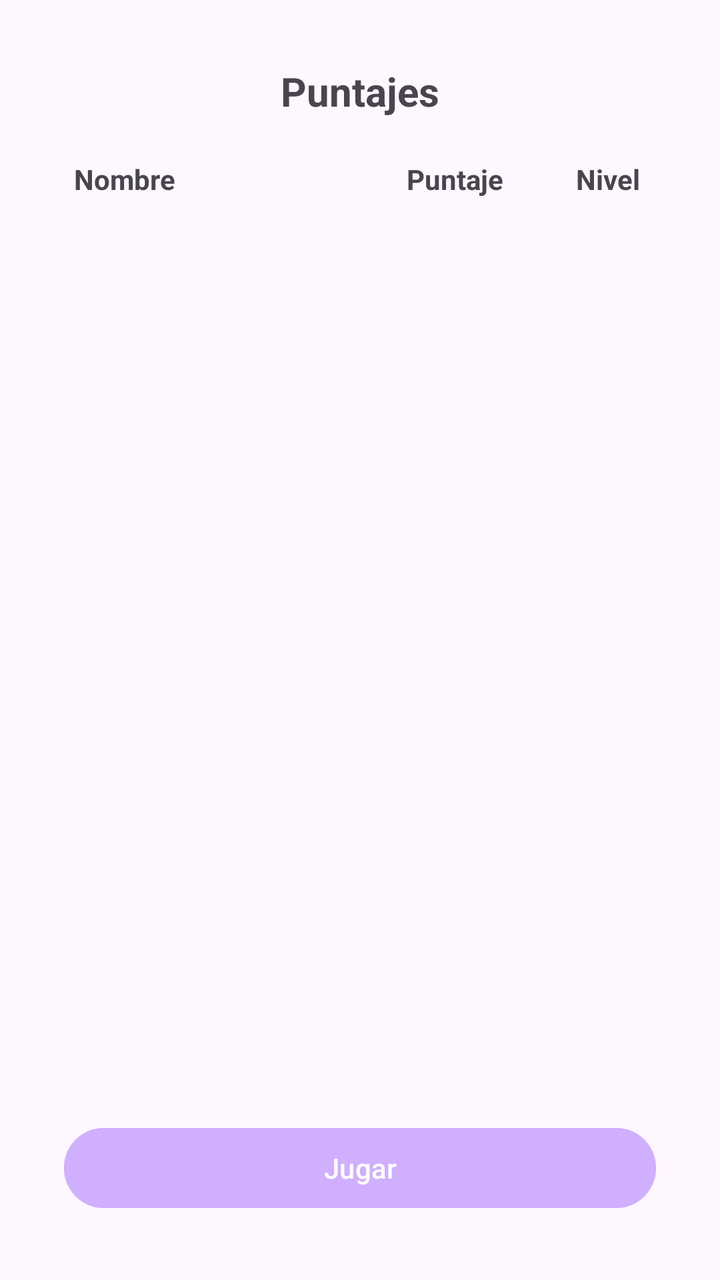
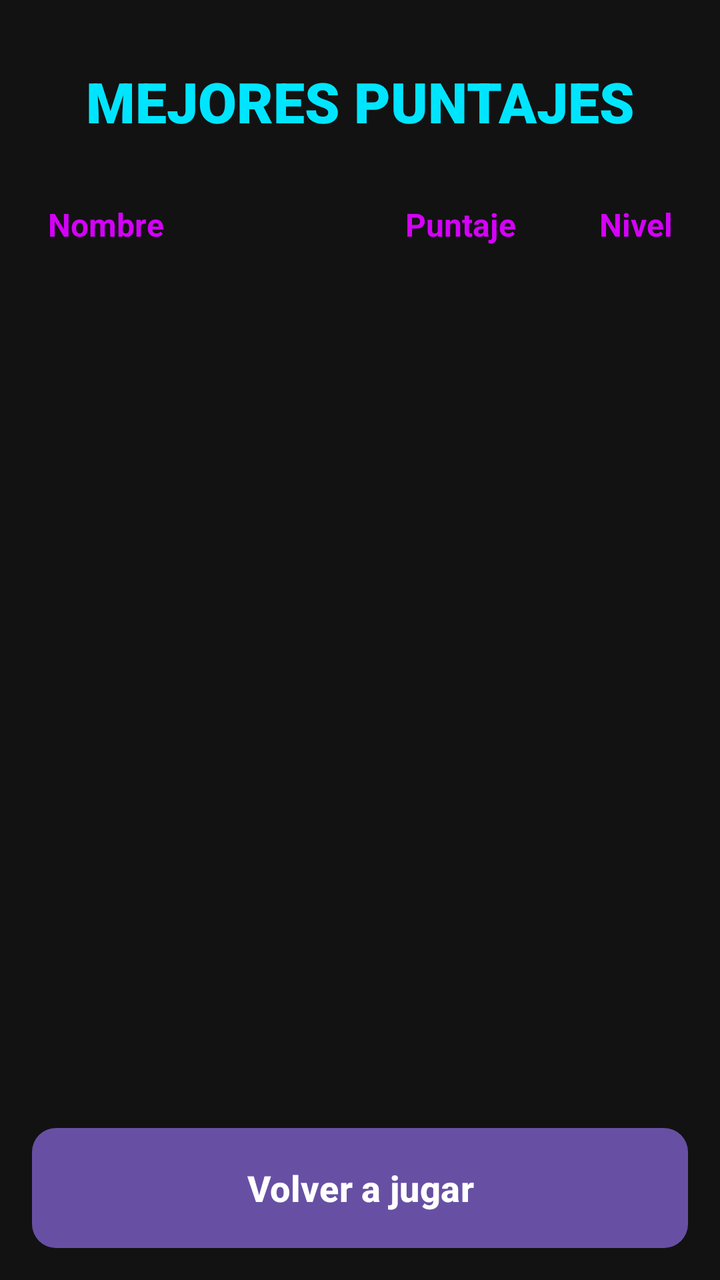

Compare the two renders of this Android layout. The source of the first and the diff that turns it into the second are given below.
<!-- AndroidManifest.xml: application theme Theme.PracticaAnimacion -->
<!-- res/layout/activity_puntaje_list.xml -->
<?xml version="1.0" encoding="utf-8"?>
<androidx.constraintlayout.widget.ConstraintLayout xmlns:android="http://schemas.android.com/apk/res/android"
    xmlns:app="http://schemas.android.com/apk/res-auto"
    android:id="@+id/main"
    android:layout_width="match_parent"
    android:layout_height="match_parent"
    android:padding="16dp">

    <TextView
        android:id="@+id/textViewTitulo"
        android:layout_width="wrap_content"
        android:layout_height="wrap_content"
        android:layout_marginStart="16dp"
        android:layout_marginTop="16dp"
        android:layout_marginEnd="16dp"
        android:text="Puntajes"
        android:textSize="20sp"
        android:textStyle="bold"
        app:layout_constraintEnd_toEndOf="parent"
        app:layout_constraintStart_toStartOf="parent"
        app:layout_constraintTop_toTopOf="parent" />

    
    <androidx.constraintlayout.widget.ConstraintLayout
        android:id="@+id/header_row"
        android:layout_width="0dp"
        android:layout_height="wrap_content"
        android:layout_marginStart="16dp"
        android:layout_marginTop="16dp"
        android:layout_marginEnd="16dp"
        android:padding="5dp"
        app:layout_constraintEnd_toEndOf="parent"
        app:layout_constraintStart_toStartOf="parent"
        app:layout_constraintTop_toBottomOf="@id/textViewTitulo">

        <TextView
            android:id="@+id/headerNombre"
            android:layout_width="0dp"
            android:layout_height="wrap_content"
            android:text="Nombre"
            android:textStyle="bold"
            app:layout_constraintBottom_toBottomOf="parent"
            app:layout_constraintStart_toStartOf="parent"
            app:layout_constraintTop_toTopOf="parent"
            app:layout_constraintWidth_percent="0.5" />

        <TextView
            android:id="@+id/headerPuntaje"
            android:layout_width="0dp"
            android:layout_height="wrap_content"
            android:gravity="end"
            android:text="Puntaje"
            android:textStyle="bold"
            app:layout_constraintBottom_toBottomOf="parent"
            app:layout_constraintStart_toEndOf="@id/headerNombre"
            app:layout_constraintTop_toTopOf="parent"
            app:layout_constraintWidth_percent="0.25" />

        <TextView
            android:id="@+id/headerNivel"
            android:layout_width="0dp"
            android:layout_height="wrap_content"
            android:gravity="end"
            android:text="Nivel "
            android:textStyle="bold"
            app:layout_constraintBottom_toBottomOf="parent"
            app:layout_constraintEnd_toEndOf="parent"
            app:layout_constraintStart_toEndOf="@id/headerPuntaje"
            app:layout_constraintTop_toTopOf="parent"
            app:layout_constraintWidth_percent="0.25" />
    </androidx.constraintlayout.widget.ConstraintLayout>

    
    <androidx.recyclerview.widget.RecyclerView
        android:id="@+id/rvScore"
        android:layout_width="0dp"
        android:layout_height="0dp"
        android:layout_marginStart="16dp"
        android:layout_marginTop="8dp"
        android:layout_marginEnd="16dp"
        app:layout_constraintBottom_toTopOf="@id/btnInicio"
        app:layout_constraintEnd_toEndOf="parent"
        app:layout_constraintStart_toStartOf="parent"
        app:layout_constraintTop_toBottomOf="@id/header_row" />

    
    <Button
        android:id="@+id/btnInicio"
        android:layout_width="0dp"
        android:layout_height="wrap_content"
        android:layout_marginStart="16dp"
        android:layout_marginEnd="16dp"
        android:layout_marginBottom="16dp"
        android:backgroundTint="#D0AFFF"
        android:text="Jugar"
        app:layout_constraintBottom_toBottomOf="parent"
        app:layout_constraintEnd_toEndOf="parent"
        app:layout_constraintStart_toStartOf="parent" />

</androidx.constraintlayout.widget.ConstraintLayout>
<!-- resources referenced by this layout -->
<resources>
  <style name="Theme.PracticaAnimacion" parent="Base.Theme.PracticaAnimacion" />
  <style name="Base.Theme.PracticaAnimacion" parent="Theme.Material3.DayNight.NoActionBar">
          
          
      </style>
</resources>

<!-- the commit's change to res/layout/activity_puntaje_list.xml (unified diff, before → after) -->
@@ -4,18 +4,19 @@
     android:id="@+id/main"
     android:layout_width="match_parent"
     android:layout_height="match_parent"
+    android:background="@color/bg_dark"
     android:padding="16dp">
 
     <TextView
         android:id="@+id/textViewTitulo"
         android:layout_width="wrap_content"
         android:layout_height="wrap_content"
-        android:layout_marginStart="16dp"
         android:layout_marginTop="16dp"
-        android:layout_marginEnd="16dp"
-        android:text="Puntajes"
-        android:textSize="20sp"
+        android:text="MEJORES PUNTAJES"
+        android:textColor="@color/neon_cyan"
+        android:textSize="28sp"
         android:textStyle="bold"
+        android:fontFamily="sans-serif-black"
         app:layout_constraintEnd_toEndOf="parent"
         app:layout_constraintStart_toStartOf="parent"
         app:layout_constraintTop_toTopOf="parent" />
@@ -25,10 +26,8 @@
         android:id="@+id/header_row"
         android:layout_width="0dp"
         android:layout_height="wrap_content"
-        android:layout_marginStart="16dp"
-        android:layout_marginTop="16dp"
-        android:layout_marginEnd="16dp"
-        android:padding="5dp"
+        android:layout_marginTop="24dp"
+        android:padding="8dp"
         app:layout_constraintEnd_toEndOf="parent"
         app:layout_constraintStart_toStartOf="parent"
         app:layout_constraintTop_toBottomOf="@id/textViewTitulo">
@@ -38,6 +37,8 @@
             android:layout_width="0dp"
             android:layout_height="wrap_content"
             android:text="Nombre"
+            android:textColor="@color/neon_purple"
+            android:textSize="16sp"
             android:textStyle="bold"
             app:layout_constraintBottom_toBottomOf="parent"
             app:layout_constraintStart_toStartOf="parent"
@@ -50,6 +51,8 @@
             android:layout_height="wrap_content"
             android:gravity="end"
             android:text="Puntaje"
+            android:textColor="@color/neon_purple"
+            android:textSize="16sp"
             android:textStyle="bold"
             app:layout_constraintBottom_toBottomOf="parent"
             app:layout_constraintStart_toEndOf="@id/headerNombre"
@@ -61,7 +64,9 @@
             android:layout_width="0dp"
             android:layout_height="wrap_content"
             android:gravity="end"
-            android:text="Nivel "
+            android:text="Nivel"
+            android:textColor="@color/neon_purple"
+            android:textSize="16sp"
             android:textStyle="bold"
             app:layout_constraintBottom_toBottomOf="parent"
             app:layout_constraintEnd_toEndOf="parent"
@@ -75,9 +80,8 @@
         android:id="@+id/rvScore"
         android:layout_width="0dp"
         android:layout_height="0dp"
-        android:layout_marginStart="16dp"
         android:layout_marginTop="8dp"
-        android:layout_marginEnd="16dp"
+        android:layout_marginBottom="16dp"
         app:layout_constraintBottom_toTopOf="@id/btnInicio"
         app:layout_constraintEnd_toEndOf="parent"
         app:layout_constraintStart_toStartOf="parent"
@@ -87,12 +91,12 @@
     <Button
         android:id="@+id/btnInicio"
         android:layout_width="0dp"
-        android:layout_height="wrap_content"
-        android:layout_marginStart="16dp"
-        android:layout_marginEnd="16dp"
-        android:layout_marginBottom="16dp"
-        android:backgroundTint="#D0AFFF"
-        android:text="Jugar"
+        android:layout_height="60dp"
+        android:background="@drawable/bg_gradient_button"
+        android:text="Volver a jugar"
+        android:textColor="@color/white"
+        android:textSize="18sp"
+        android:textStyle="bold"
         app:layout_constraintBottom_toBottomOf="parent"
         app:layout_constraintEnd_toEndOf="parent"
         app:layout_constraintStart_toStartOf="parent" />
<!-- resource entries referenced after the edit -->
@@ -1,5 +1,20 @@
 <!-- resources referenced by this layout -->
 <resources>
+  <color name="bg_dark">#121212</color>
+  <color name="neon_cyan">#00E5FF</color>
+  <color name="neon_purple">#D500F9</color>
+  <color name="white">#FFFFFFFF</color>
+  <!-- drawable bg_gradient_button (drawable) -->
+  <?xml version="1.0" encoding="utf-8"?>
+  <shape xmlns:android="http://schemas.android.com/apk/res/android"
+      android:shape="rectangle">
+      <gradient
+          android:angle="45"
+          android:endColor="@color/neon_cyan"
+          android:startColor="@color/neon_purple"
+          android:type="linear" />
+      <corners android:radius="12dp" />
+  </shape>
   <style name="Theme.PracticaAnimacion" parent="Base.Theme.PracticaAnimacion" />
   <style name="Base.Theme.PracticaAnimacion" parent="Theme.Material3.DayNight.NoActionBar">
           
